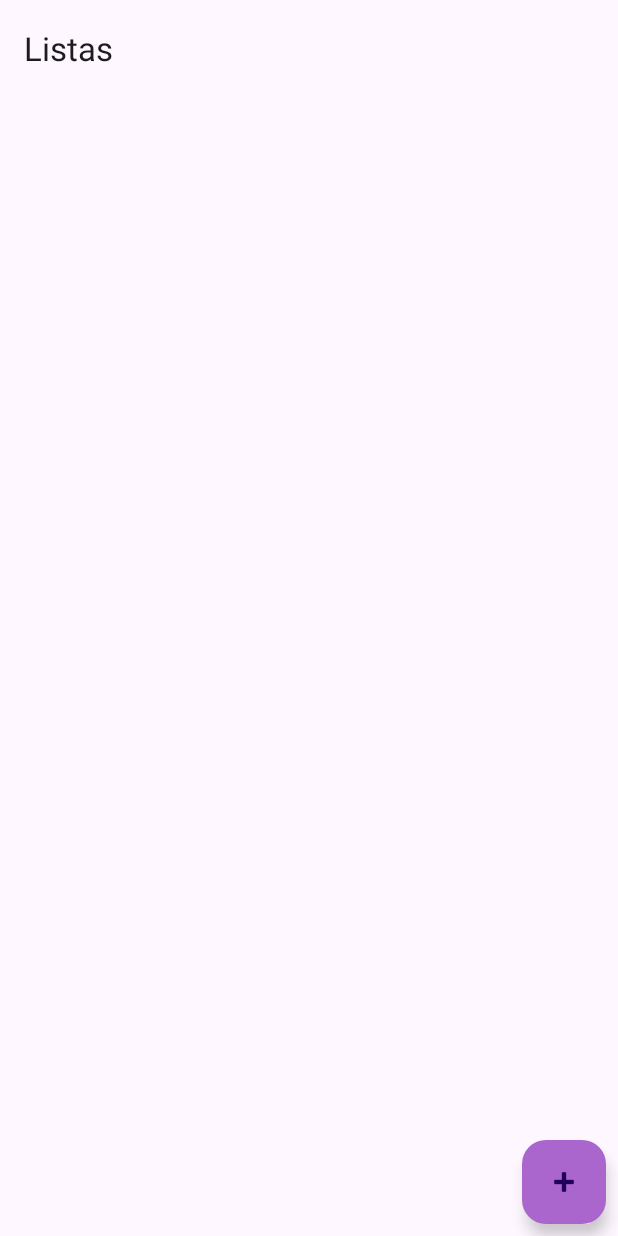
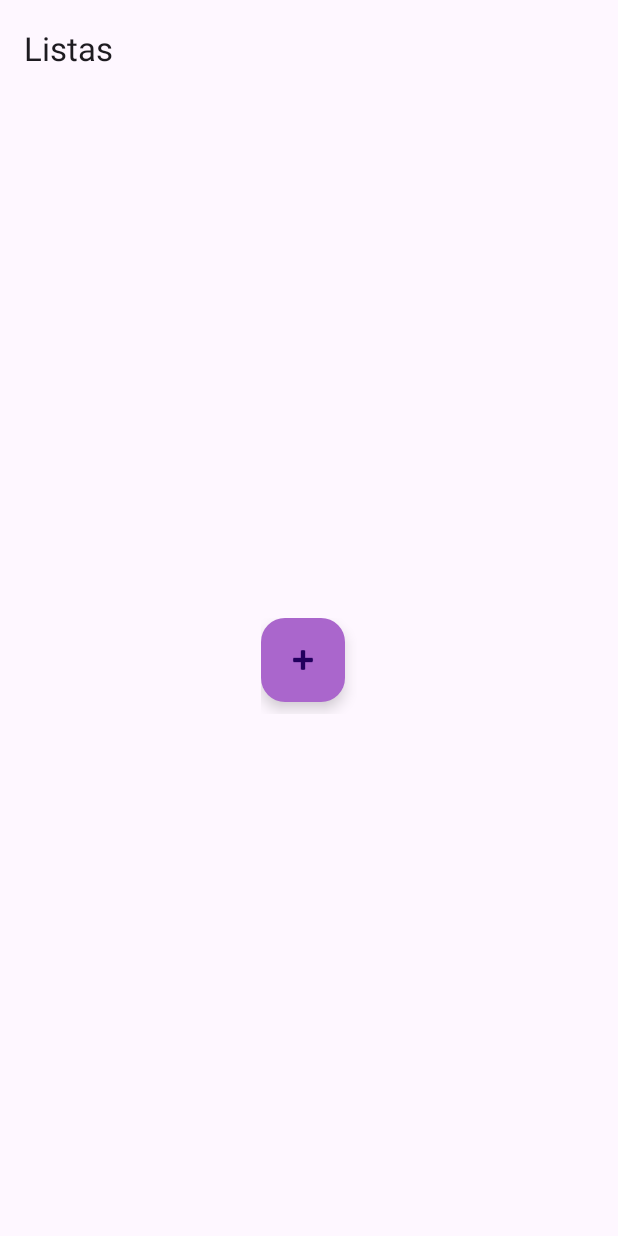
Before and after one commit to diogo7b/android-market-list, an Android app: the screen it shows after launch (MainActivity), on a phone screen of 412 x 824 dp. Run offline under Robolectric (Android 15) with nearby library versions, the phone set to English and light mode, and no system bars.

Commit message:
error: float action position

```diff
--- a/app/src/main/java/com/example/market_list/MainActivity.kt
+++ b/app/src/main/java/com/example/market_list/MainActivity.kt
@@ -6,6 +6,9 @@ import androidx.activity.enableEdgeToEdge
 import androidx.appcompat.app.AppCompatActivity
 import androidx.core.view.ViewCompat
 import androidx.core.view.WindowInsetsCompat
+import androidx.fragment.app.add
+import androidx.fragment.app.commit
+import com.example.market_list.ui.mainlist.MarketListFragment
 
 
 class MainActivity : AppCompatActivity() {
@@ -19,5 +22,12 @@ class MainActivity : AppCompatActivity() {
             v.setPadding(systemBars.left, systemBars.top, systemBars.right, systemBars.bottom)
             insets
         }
+
+        if(savedInstanceState == null) {
+            supportFragmentManager.commit {
+                setReorderingAllowed(true)
+                add(R.id.main_container_fragment, MarketListFragment())
+            }
+        }
     }
 }
--- a/app/src/main/java/com/example/market_list/ui/mainlist/MarketListFragment.kt
+++ b/app/src/main/java/com/example/market_list/ui/mainlist/MarketListFragment.kt
@@ -27,9 +27,11 @@ class MarketListFragment : Fragment() {
     override fun onViewCreated(view: View, savedInstanceState: Bundle?) {
         super.onViewCreated(view, savedInstanceState)
 
+
         setupListener()
-        setupObserveStates()
+       // setupObserveStates()
     }
+
 
     private fun setupObserveStates() {
         TODO("Not yet implemented")
@@ -39,11 +41,11 @@ class MarketListFragment : Fragment() {
         setFragmentResultListener(MarketListMainDialog.FRAGMENT_RESULT) { requestKey, bundle ->
             val name = bundle.getString(MarketListMainDialog.EDIT_TEXT_VALUE) ?: ""
             viewModel.insertList(name)
+        }
 
-            binding.fabAddList.setOnClickListener {
-                handleShowDialog()
-            }
-        }
+       /* binding.fabAddList.setOnClickListener {
+            handleShowDialog()
+        }*/
     }
 
     private fun handleShowDialog() {
--- a/app/src/main/java/com/example/market_list/ui/mainlist/MarketListMainDialog.kt
+++ b/app/src/main/java/com/example/market_list/ui/mainlist/MarketListMainDialog.kt
@@ -3,6 +3,7 @@ package com.example.market_list.ui.mainlist
 import android.app.AlertDialog
 import android.app.Dialog
 import android.os.Bundle
+import android.util.Log
 import androidx.core.os.bundleOf
 import androidx.fragment.app.DialogFragment
 import androidx.fragment.app.FragmentManager
@@ -49,6 +50,7 @@ class MarketListMainDialog : DialogFragment() {
             tag: String = MarketListMainDialog::class.simpleName.toString()
         ) {
             MarketListMainDialog().show(fragmentManager, tag)
+            Log.d("teste-dialog", "press handle dialog")
         }
     }
 }
--- a/app/src/main/res/layout/activity_main.xml
+++ b/app/src/main/res/layout/activity_main.xml
@@ -1,5 +1,5 @@
 <?xml version="1.0" encoding="utf-8"?>
-<androidx.coordinatorlayout.widget.CoordinatorLayout xmlns:android="http://schemas.android.com/apk/res/android"
+<androidx.constraintlayout.widget.ConstraintLayout xmlns:android="http://schemas.android.com/apk/res/android"
     xmlns:app="http://schemas.android.com/apk/res-auto"
     xmlns:tools="http://schemas.android.com/tools"
     android:id="@+id/main"
@@ -23,5 +23,14 @@
             app:title="@string/title_lists" />
     </com.google.android.material.appbar.AppBarLayout>
 
-    <include layout="@layout/fragment_market_list" />
-</androidx.coordinatorlayout.widget.CoordinatorLayout>
+    <androidx.fragment.app.FragmentContainerView
+        android:id="@+id/main_container_fragment"
+        android:layout_width="wrap_content"
+        android:layout_height="wrap_content"
+        app:layout_constraintBottom_toBottomOf="parent"
+        app:layout_constraintEnd_toEndOf="parent"
+        app:layout_constraintStart_toStartOf="parent"
+        app:layout_constraintTop_toBottomOf="@id/appbar_layout" />
+
+
+</androidx.constraintlayout.widget.ConstraintLayout>
```
